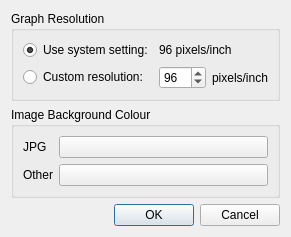
Before: the Qt Designer form settingsdialog.ui in Razmataz88/Graphic, drawn with Qt 5.
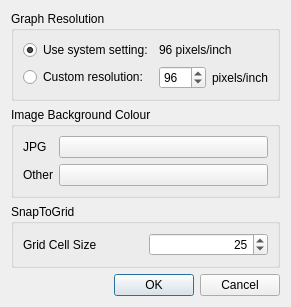
After: the same form once the commit is applied.

Commit message: Significant changes:  - update to circulant graph code  - add ability to change the snap-to-grid cell size, then move the    place to change it into the settings  - improve the ability of the four-node join to maintain symmetry of    the second graph  - improve the handling of custom graphs and graphs with 0 height or width  - put nodes before edges in the edit tab

Patch:
```diff
--- a/settingsdialog.ui
+++ b/settingsdialog.ui
@@ -7,7 +7,7 @@
     <x>0</x>
     <y>0</y>
     <width>263</width>
-    <height>214</height>
+    <height>273</height>
    </rect>
   </property>
   <property name="windowTitle">
@@ -116,6 +116,41 @@
      </layout>
     </widget>
    </item>
+   <item>
+    <widget class="QGroupBox" name="snapToGridBox">
+     <property name="title">
+      <string>SnapToGrid</string>
+     </property>
+     <layout class="QHBoxLayout" name="horizontalLayout">
+      <item>
+       <widget class="QLabel" name="gridCellSizeLabel">
+        <property name="sizePolicy">
+         <sizepolicy hsizetype="Preferred" vsizetype="Preferred">
+          <horstretch>0</horstretch>
+          <verstretch>0</verstretch>
+         </sizepolicy>
+        </property>
+        <property name="text">
+         <string>Grid Cell Size</string>
+        </property>
+       </widget>
+      </item>
+      <item>
+       <widget class="QSpinBox" name="gridCellSize">
+        <property name="alignment">
+         <set>Qt::AlignRight|Qt::AlignTrailing|Qt::AlignVCenter</set>
+        </property>
+        <property name="minimum">
+         <number>2</number>
+        </property>
+        <property name="value">
+         <number>25</number>
+        </property>
+       </widget>
+      </item>
+     </layout>
+    </widget>
+   </item>
    <item>
     <widget class="QDialogButtonBox" name="buttonBox">
      <property name="orientation">
```
The commit also changes 6 other files.
